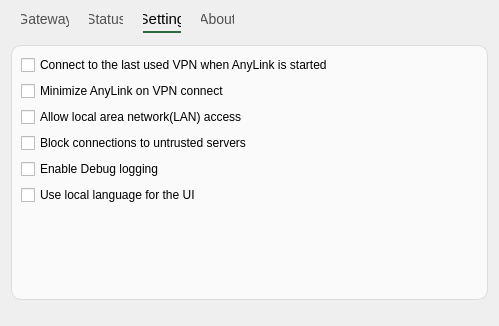
Old version of the form src/anylink.ui in the repository tlslink/anylink-client.
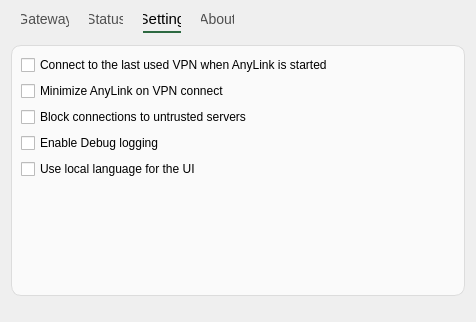
New version of the form. The open tabs and pages were chosen to show the change. Custom widgets are drawn as their Qt base class.

Commit message: remove allowLAN

```diff
--- a/src/anylink.ui
+++ b/src/anylink.ui
@@ -6,8 +6,8 @@
    <rect>
     <x>0</x>
     <y>0</y>
-    <width>499</width>
-    <height>326</height>
+    <width>476</width>
+    <height>322</height>
    </rect>
   </property>
   <property name="windowTitle">
@@ -572,13 +572,6 @@
            </property>
           </widget>
          </item>
-         <item>
-          <widget class="QCheckBox" name="checkBoxAllowLAN">
-           <property name="text">
-            <string>Allow local area network(LAN) access</string>
-           </property>
-          </widget>
-         </item>
          <item>
           <widget class="QCheckBox" name="checkBoxBlock">
            <property name="text">
```
The commit also changes 3 other files.
